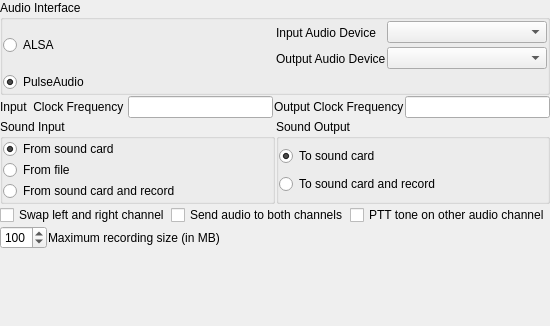
The window that src/config/soundconfig.ui (jbdubbs/QSSTV-Experimental) describes before a commit, drawn with Qt 5.
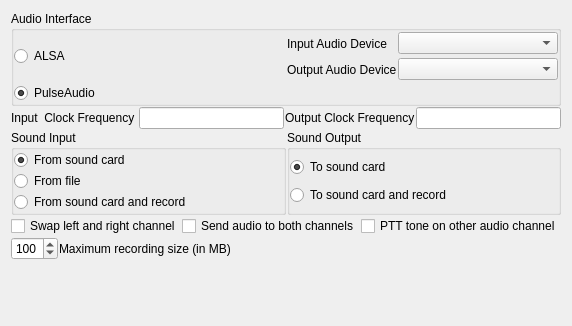
The same window after the commit.

Commit message:
Config dialog: indent tabs from left edge like Operator (Fixes #107)
Remove zero root-layout margins from Directories, CAT, CW, FTP, DRM
profiles, Frequencies and Sound tabs, and drop the stray horizontal
spacing override on DRM Profile 1 so all three profile tabs match.

```diff
--- a/src/config/soundconfig.ui
+++ b/src/config/soundconfig.ui
@@ -17,18 +17,6 @@
    <property name="spacing">
     <number>1</number>
    </property>
-   <property name="leftMargin">
-    <number>0</number>
-   </property>
-   <property name="topMargin">
-    <number>0</number>
-   </property>
-   <property name="rightMargin">
-    <number>0</number>
-   </property>
-   <property name="bottomMargin">
-    <number>0</number>
-   </property>
    <item>
     <widget class="QGroupBox" name="groupBox_3">
      <property name="title">
```
The commit also changes 6 other files.
